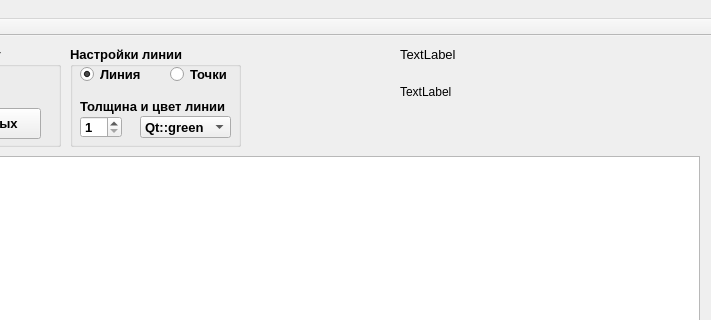
First picture: the form in mainwindow.ui, repository tds1981/Oscilloscope, before the edit; both pictures show x 410 to 1121 and y 0 to 320 of the 1121 by 729 pixel window.
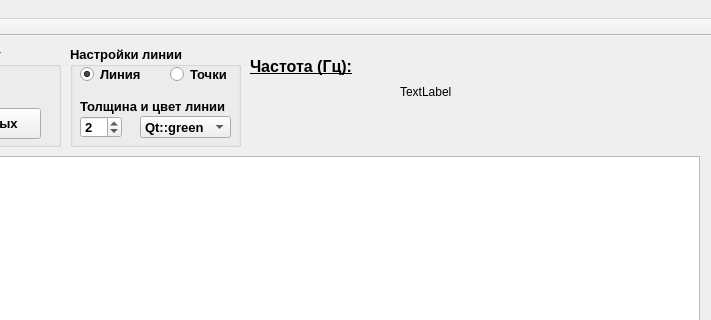
Second picture: the form after the edit.

The edit to the form file:
```diff
--- a/mainwindow.ui
+++ b/mainwindow.ui
@@ -149,19 +149,22 @@
    <widget class="QLabel" name="label_2">
     <property name="geometry">
      <rect>
-      <x>810</x>
-      <y>10</y>
+      <x>660</x>
+      <y>20</y>
       <width>231</width>
-      <height>16</height>
+      <height>21</height>
      </rect>
     </property>
     <property name="font">
      <font>
-      <pointsize>10</pointsize>
+      <pointsize>12</pointsize>
+      <weight>75</weight>
+      <bold>true</bold>
+      <underline>true</underline>
      </font>
     </property>
     <property name="text">
-     <string>TextLabel</string>
+     <string>Частота (Гц):</string>
     </property>
    </widget>
    <widget class="QGroupBox" name="groupBox_3">
@@ -227,6 +230,9 @@
      <property name="maximum">
       <number>10</number>
      </property>
+     <property name="value">
+      <number>2</number>
+     </property>
     </widget>
     <widget class="QLabel" name="label_4">
      <property name="geometry">
```
